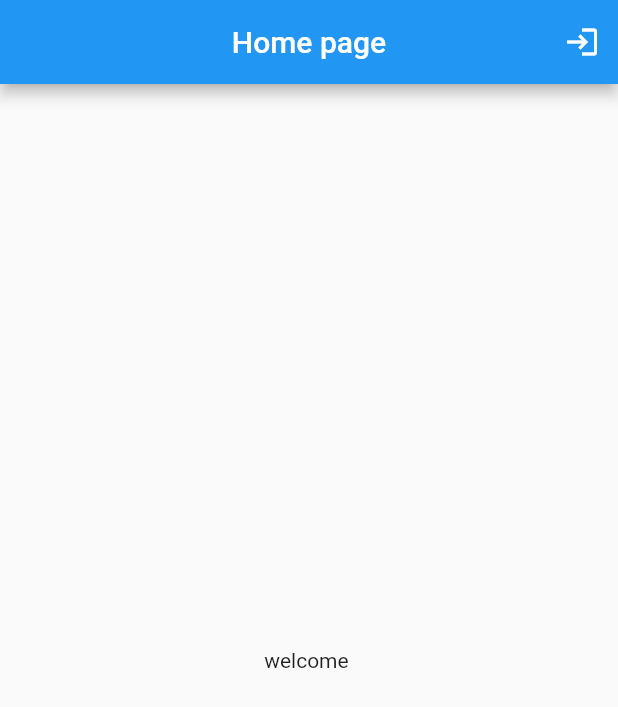
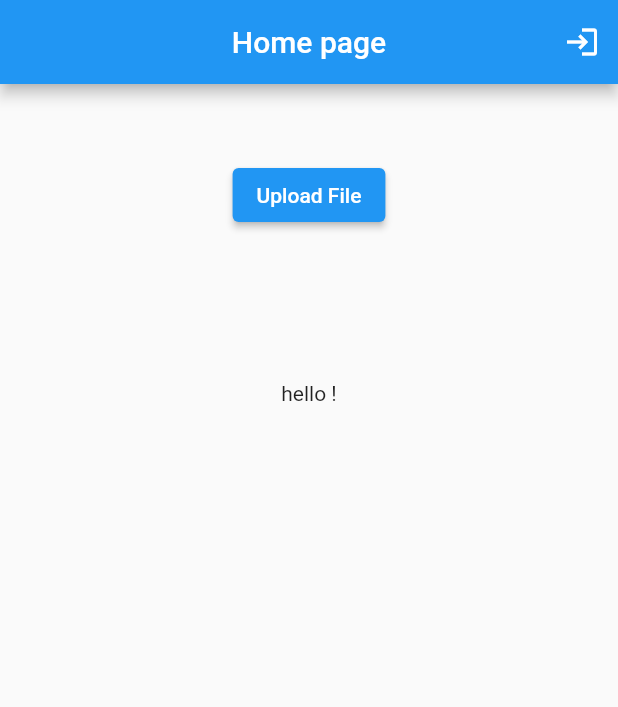
Before and after one commit to VivekLumbhani/taskproject, a Flutter app: the screen it shows once a user with an empty profile is signed in, after a tap on the "login" icon, on a phone screen of 412 x 824 dp. Shown: the top 707 px of the screen. Run offline on Flutter 3.47's test engine with Material 2 defaults, Android fonts, the phone set to English and light mode, and no system bars; our stand-ins replace firebase_auth, firebase_core, firebase_storage, image_picker, sign_in_button; accounts and stored records are empty; network calls fail.

Commit message:
Add existing file

```diff
--- a/lib/projects/home.dart
+++ b/lib/projects/home.dart
@@ -1,17 +1,133 @@
+
 import 'package:firebase_auth/firebase_auth.dart';
-import 'package:firebase_core/firebase_core.dart';
+import 'package:firebase_storage/firebase_storage.dart' as firebase_storage;
+
+import 'package:flutter/foundation.dart';
 import 'package:flutter/material.dart';
+import 'package:image_picker/image_picker.dart';
+import 'package:taskproject/projects/storage_service.dart';
 
-class Homepage extends StatelessWidget {
-  final user=FirebaseAuth.instance.currentUser?.email.toString();
+class Homepage extends StatefulWidget {
 
    Homepage({Key? key}) : super(key: key);
+
+  @override
+  State<Homepage> createState() => _HomepageState();
+}
+
+class _HomepageState extends State<Homepage> {
+  final FirebaseAuth _auth=FirebaseAuth.instance;
+
+  final user=FirebaseAuth.instance.currentUser?.email.toString();
+  User? _user;
+  void initState(){
+    super.initState();
+    _auth.authStateChanges().listen((event) {
+      setState(() {
+        _user=event;
+      });
+    });
+  }
+
+  final uservar=FirebaseAuth.instance.currentUser!.email.toString();
+  // var finaluser=_user?uservar;
+
   @override
   Widget build(BuildContext context) {
+    final storagee store=storagee();
     return Scaffold(
       appBar: AppBar(actions: [IconButton(onPressed: () async {await FirebaseAuth.instance.signOut();}, icon: Icon(Icons.login))],title: Text("Home page"), centerTitle: true,),
-      body: Center(
-        child: Text("welcome $user"),
+      body: Column(
+        children: [
+          FutureBuilder(
+              future: store.listFiles(),
+              builder: (BuildContext context, AsyncSnapshot<firebase_storage.ListResult> snapshot) {
+                if (snapshot.connectionState == ConnectionState.done && snapshot.hasData) {
+                  return Container(
+                padding: EdgeInsets.symmetric(horizontal: 20),
+                height: 50,
+                child: ListView.builder(
+                  scrollDirection: Axis.horizontal,
+                  shrinkWrap: true,
+                  itemCount: snapshot.data!.items.length,
+                  itemBuilder: (BuildContext context,int index){
+                   return Padding(padding: EdgeInsets.all(8.0),
+                     child:ElevatedButton(
+                       onPressed: (){},
+                       child:  Text(snapshot.data!.items[index].name),),
+                    );
+                  },
+                ),
+              );
+            }
+            if(snapshot.connectionState== ConnectionState.waiting || !snapshot.hasData ){
+             print("no data");
+              return CircularProgressIndicator();
+            }
+            return Container();
+          }),
+          ElevatedButton(onPressed: () async{
+
+            final source = ImageSource.gallery;
+            final pickedImage = await ImagePicker().pickImage(source: source);
+
+
+            if(pickedImage==null){
+              ScaffoldMessenger.of(context).showSnackBar(const SnackBar(content: Text("no file uploaded")));
+            }else {
+              final path = pickedImage.path;
+              final fileName = pickedImage.name;
+              // imgpath = fileName;
+              // final serve = serv();
+              // await store.uploadFile(path, fileName);
+
+              print('Path is $path and filename is $fileName');
+              await store.uploadFile(path, fileName);
+
+            }
+            // final platformFile = results?.files.single;
+            // final name = platformFile?.name;
+            // final pickedImage = await ImagePicker().pickImage(source: source);
+            //
+            // final bytes = platformFile?.bytes;
+            //
+            // print("name of file si $name");
+            // final path=platformFile?.path;
+
+            // if (kIsWeb) {
+            //   print("name of file is $name");
+            //   print("file bytes: $bytes");
+            // } else {
+            //   final path = platformFile?.path;
+            //   print("file path is $path");
+            //   print("name of file is $name");
+            // }
+            // final path=results?.files.single.path;
+            // final name=results?.files.single.name;
+            // print("filane oath si $path");
+
+
+          }, child: Text("Upload File")),
+
+          SizedBox(
+            width:MediaQuery.of(context).size.width ,
+            child: Column(
+              mainAxisAlignment: MainAxisAlignment.center,
+              crossAxisAlignment: CrossAxisAlignment.center,
+              mainAxisSize: MainAxisSize.max,
+              children: [
+                Container(
+                  height: 100,
+                  width: 100,
+                  // decoration: BoxDecoration(image: DecorationImage(image: NetworkImage(_user!.photoURL!))),
+                ),
+                Text("hello ${_user!.email.toString()}!")
+              ],
+            ),
+          )
+
+        ],
+
       ),
     );
   }
--- a/lib/projects/login_page.dart
+++ b/lib/projects/login_page.dart
@@ -1,5 +1,6 @@
 import 'package:firebase_auth/firebase_auth.dart';
 import 'package:flutter/material.dart';
+import 'package:sign_in_button/sign_in_button.dart';
 import 'package:taskproject/projects/signup.dart';
 
 class LoginPage extends StatefulWidget {
@@ -17,6 +18,17 @@ class _LoginPageState extends State<LoginPage> {
   final TextEditingController _email=TextEditingController();
   final TextEditingController _pass=TextEditingController();
 
+  final FirebaseAuth _auth=FirebaseAuth.instance;
+  User? _user;
+  void initState(){
+    super.initState();
+    _auth.authStateChanges().listen((event) {
+      setState(() {
+        _user=event;
+
+      });
+    });
+  }
   signInWithEmailAndPassword() async {
     try {
       setState(() {
@@ -87,6 +99,7 @@ class _LoginPageState extends State<LoginPage> {
                   },
                   decoration: const InputDecoration(hintText: "Enter Password"),
                 ),
+
                 SizedBox(
                   width: double.infinity,
                   height: 45,
@@ -113,8 +126,12 @@ class _LoginPageState extends State<LoginPage> {
                           widget.onPressed?.call();
                         }
                         , child: Text('Signup')),
+
                   ],
                 ),
+                SizedBox(height: 2,),
+                _user!=null ? _userInfo():_goggleSignInButton()
+
               ],
             ),
           ),
@@ -122,4 +139,29 @@ class _LoginPageState extends State<LoginPage> {
       ),
     );
   }
+  Widget _goggleSignInButton(){
+    return Center(
+      child: SizedBox(
+        height: 20,
+        child: SignInButton(
+          Buttons.google,
+          text: "Sign Up with Google",
+          onPressed: (){
+            _handleGoogleSignIn();
+          },
+        ),
+      ),
+    );
+  }
+  Widget _userInfo(){
+    return SizedBox();
+  }
+  void _handleGoogleSignIn(){
+    try{
+      GoogleAuthProvider _googleAuthProvider = GoogleAuthProvider();
+      _auth.signInWithProvider(_googleAuthProvider);
+    }catch(error){
+      print("error in google Signin $error" );
+    }
+  }
 }
--- /dev/null
+++ b/lib/projects/storage_service.dart
@@ -0,0 +1,27 @@
+import 'dart:io';
+import 'package:firebase_storage/firebase_storage.dart' as firebase_storage;
+import 'package:firebase_core/firebase_core.dart' as firebase_core;
+class storagee{
+  final firebase_storage.FirebaseStorage storage=firebase_storage.FirebaseStorage.instance;
+  Future<void> uploadFile(String filepath, String filename)async{
+    File file=File(filepath);
+    try{
+      await storage.ref('/images/$filename').putFile(file);
+    }on firebase_core.FirebaseException catch(e){
+      print(e);
+    }
+  }
+  Future<firebase_storage.ListResult> listFiles() async {
+    try {
+      firebase_storage.ListResult result = await storage.ref('images').listAll();
+      result.items.forEach((firebase_storage.Reference ref) {
+        print("files found are $ref");
+      });
+      return result;
+    } catch (error) {
+      print("Error fetching files: $error");
+      throw error;
+    }
+  }
+
+}
--- a/pubspec.yaml
+++ b/pubspec.yaml
@@ -37,6 +37,11 @@ dependencies:
   cupertino_icons: ^1.0.2
   firebase_core: ^2.22.0
   firebase_auth: ^4.13.0
+  firebase_storage: ^11.5.0
+  file_picker: ^6.1.1
+  image_picker: ^0.8.4+2
+  sign_in_button: ^3.2.0
+
 
 dev_dependencies:
   flutter_test:
```
Also changed, not shown: lib/firebase_options.dart, pubspec.lock, 6 other files.
